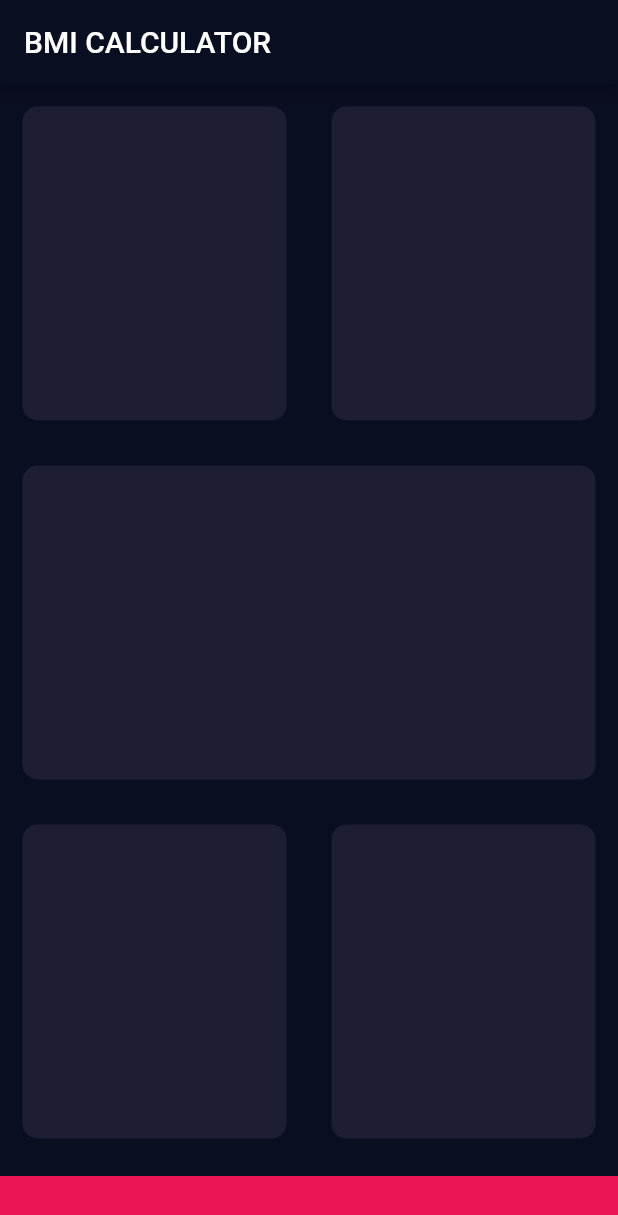
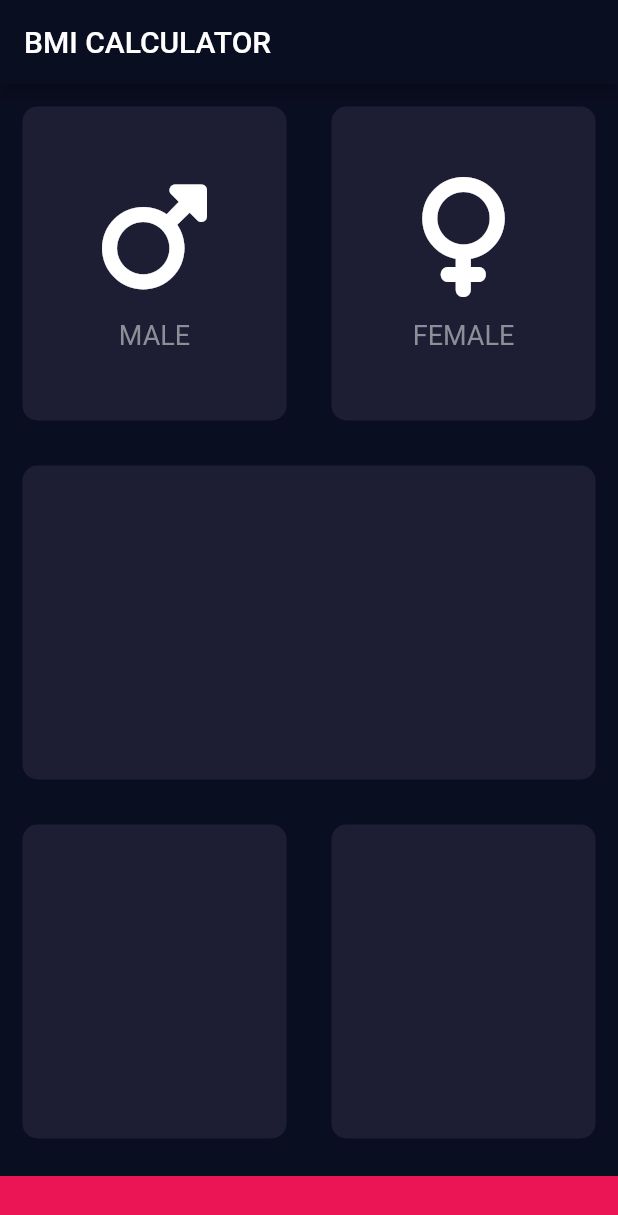
Before and after one commit to Talbekk/bmi-calculator, a Flutter app: the screen it shows after launch, on a phone screen of 412 x 824 dp. Shown: the top 1215 px of the screen. Run offline on Flutter 3.47's test engine with Material 2 defaults, Android fonts, the phone set to English and light mode, and no system bars; our stand-ins replace font_awesome_flutter.

Commit message:
add icon_content widget

```diff
--- /dev/null
+++ b/lib/icon_content.dart
@@ -0,0 +1,33 @@
+import 'package:flutter/material.dart';
+
+const labelTextStyle = TextStyle(
+  fontSize: 18.0,
+  color: Color(0xFF8D8E98),
+);
+
+class CustomIconContent extends StatelessWidget {
+  CustomIconContent({@required this.gender, @required this.icon});
+
+  final String gender;
+  final IconData icon;
+
+  @override
+  Widget build(BuildContext context) {
+    return Column(
+      mainAxisAlignment: MainAxisAlignment.center,
+      children: <Widget>[
+        Icon(
+          icon,
+          size: 80.0,
+        ),
+        SizedBox(
+          height: 15.0,
+        ),
+        Text(
+          gender,
+          style: labelTextStyle,
+        ),
+      ],
+    );
+  }
+}
--- a/lib/input_page.dart
+++ b/lib/input_page.dart
@@ -1,4 +1,7 @@
+import 'package:bmi_calculator/reusable_card.dart';
 import 'package:flutter/material.dart';
+import 'package:font_awesome_flutter/font_awesome_flutter.dart';
+import 'icon_content.dart';
 
 const bottomContainerHeight = 40.0;
 const bottomContainerColor = Color(0xFFEB1555);
@@ -24,11 +27,19 @@ class _InputPageState extends State<InputPage> {
                 Expanded(
                   child: ReusableCard(
                     colour: reusableCardColor,
+                    cardChild: CustomIconContent(
+                      gender: 'MALE',
+                      icon: FontAwesomeIcons.mars,
+                    ),
                   ),
                 ),
                 Expanded(
                   child: ReusableCard(
                     colour: reusableCardColor,
+                    cardChild: CustomIconContent(
+                      gender: 'FEMALE',
+                      icon: FontAwesomeIcons.venus,
+                    ),
                   ),
                 )
               ],
@@ -66,22 +77,3 @@ class _InputPageState extends State<InputPage> {
     );
   }
 }
-
-class ReusableCard extends StatelessWidget {
-  ReusableCard({@required this.colour});
-
-  final Color colour;
-
-  @override
-  Widget build(BuildContext context) {
-    return Container(
-      margin: EdgeInsets.all(15.0),
-      decoration: BoxDecoration(
-        color: colour,
-        borderRadius: BorderRadius.circular(
-          10.0,
-        ),
-      ),
-    );
-  }
-}
--- /dev/null
+++ b/lib/reusable_card.dart
@@ -0,0 +1,22 @@
+import 'package:flutter/material.dart';
+
+class ReusableCard extends StatelessWidget {
+  ReusableCard({@required this.colour, this.cardChild});
+
+  final Color colour;
+  final Widget cardChild;
+
+  @override
+  Widget build(BuildContext context) {
+    return Container(
+      child: cardChild,
+      margin: EdgeInsets.all(15.0),
+      decoration: BoxDecoration(
+        color: colour,
+        borderRadius: BorderRadius.circular(
+          10.0,
+        ),
+      ),
+    );
+  }
+}
--- a/pubspec.yaml
+++ b/pubspec.yaml
@@ -11,6 +11,7 @@ dependencies:
     sdk: flutter
 
   cupertino_icons: ^0.1.2
+  font_awesome_flutter:
 
 dev_dependencies:
   flutter_test:
```
Also changed, not shown: pubspec.lock, 1 other file.
